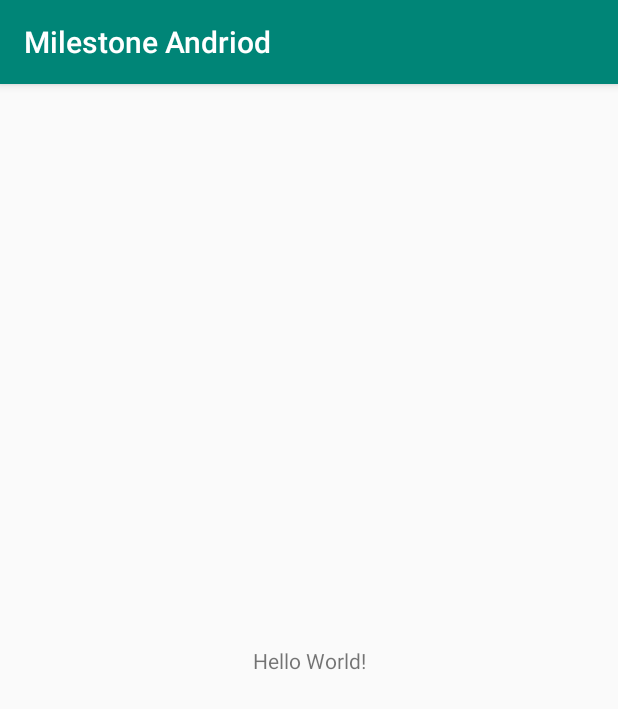
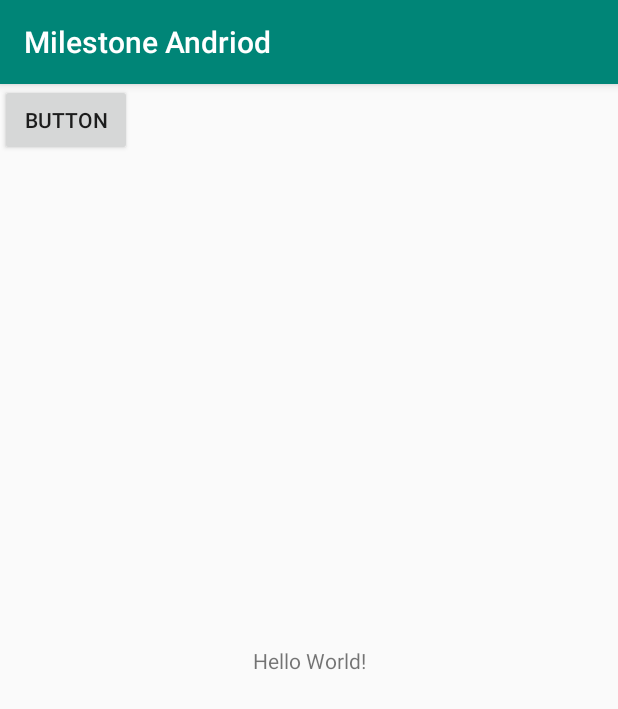
Before and after one commit to Qusid/MilestoneAndriod, an Android app: the screen it shows after launch (MainActivity), on a phone screen of 412 x 824 dp. Shown: the top 709 px of the screen. Run offline under Robolectric (Android 15) with nearby library versions, the phone set to English and light mode, and no system bars.

Commit message:
please work

```diff
--- a/app/src/main/res/layout/activity_main.xml
+++ b/app/src/main/res/layout/activity_main.xml
@@ -15,4 +15,12 @@
         app:layout_constraintRight_toRightOf="parent"
         app:layout_constraintTop_toTopOf="parent" />
 
+    <Button
+        android:id="@+id/button"
+        android:layout_width="wrap_content"
+        android:layout_height="wrap_content"
+        android:text="Button"
+        tools:layout_editor_absoluteX="113dp"
+        tools:layout_editor_absoluteY="133dp" />
+
 </android.support.constraint.ConstraintLayout>
```
